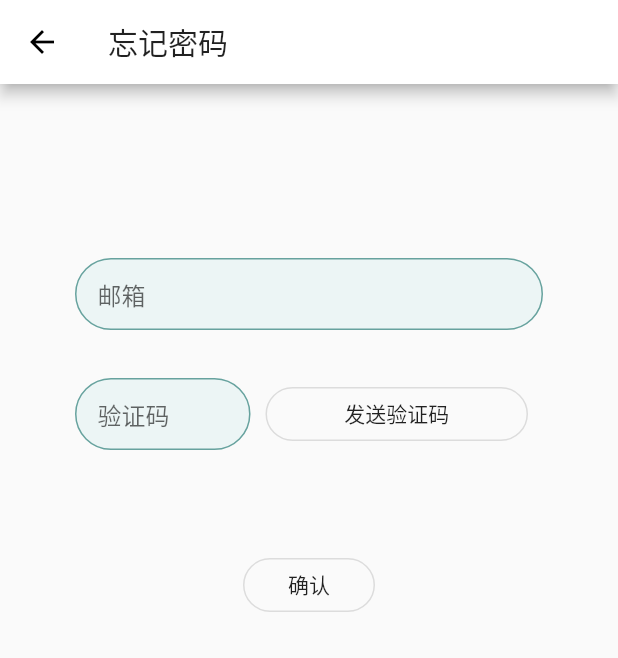
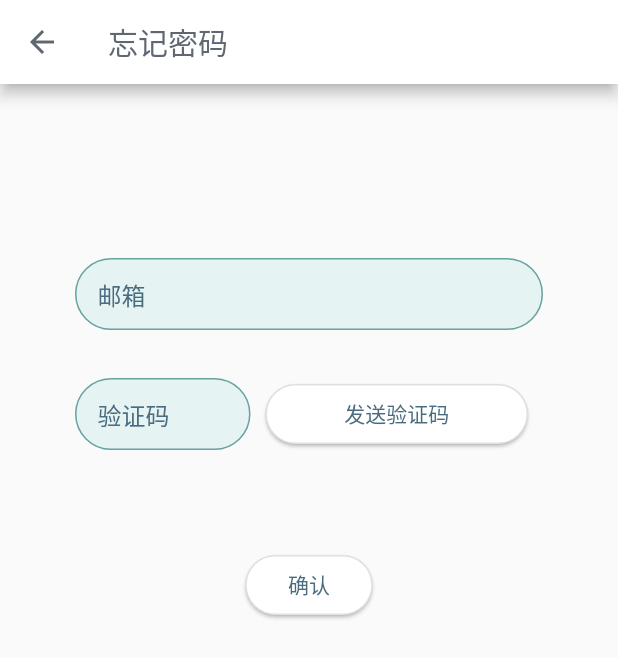
Before and after one commit to ReevooQuiz/Sofia, a Flutter app: the screen it shows after launch, after a tap on "登录", after a tap on "忘记密码？", on a phone screen of 412 x 824 dp. Shown: the top 658 px of the screen. Run offline on Flutter 3.47's test engine with Material 2 defaults, Android fonts, the phone set to English and light mode, and no system bars; our stand-ins replace font_awesome_flutter, image_picker, mvc_pattern; missing offline and left inert: simple_auth, simple_auth_flutter; accounts and stored records are empty.

Commit message:
feat: new color scheme

```diff
--- a/mobile/lib/main.dart
+++ b/mobile/lib/main.dart
@@ -21,28 +21,33 @@ class MyApp extends StatelessWidget {
       title: 'Sofia',
       theme: ThemeData(
           primarySwatch: colors,
+          iconTheme: IconThemeData(color: Color(0xFF5F6772)),
+          textTheme: TextTheme(
+              button: TextStyle(color: Color(0xFF5F6772)),
+              bodyText2: TextStyle(color: Color(0xFF5F6772))),
           colorScheme: ColorScheme.fromSwatch(
               primarySwatch: colors, accentColor: colors.shade600),
           visualDensity: VisualDensity.adaptivePlatformDensity,
+          hintColor: Color(0xFF4A6C80),
+          outlinedButtonTheme: OutlinedButtonThemeData(
+              style: OutlinedButton.styleFrom(
+                primary: Color(0xFF4A6C80),
+                shape: RoundedRectangleBorder(borderRadius: globalBorderRadius),
+                backgroundColor: Colors.white,
+                shadowColor: Colors.black,
+                minimumSize: Size(85,40),
+                elevation: 1.0
+              )),
           buttonTheme: ButtonThemeData(
               shape: RoundedRectangleBorder(borderRadius: globalBorderRadius)),
           inputDecorationTheme: InputDecorationTheme(
               filled: true,
-              contentPadding:
-                  const EdgeInsets.symmetric(vertical: 10.0, horizontal: 15.0),
-              fillColor: Color(0x2088D5D2),
-              focusedErrorBorder: OutlineInputBorder(
-                  borderSide: BorderSide(color: Colors.redAccent),
-                  borderRadius: globalBorderRadius),
-              errorBorder: OutlineInputBorder(
-                  borderSide: BorderSide(color: Colors.redAccent),
-                  borderRadius: globalBorderRadius),
-              enabledBorder: OutlineInputBorder(
-                  borderSide: BorderSide(color: Color(0xFF67A29E)),
-                  borderRadius: globalBorderRadius),
-              focusedBorder: OutlineInputBorder(
-                  borderSide: BorderSide(color: Color(0xFF88D5D1)),
-                  borderRadius: globalBorderRadius))),
+              contentPadding: const EdgeInsets.symmetric(vertical: 10.0, horizontal: 15.0),
+              fillColor: Color(0x3088D5D2),
+              focusedErrorBorder: OutlineInputBorder(borderSide: BorderSide(color: Colors.redAccent), borderRadius: globalBorderRadius),
+              errorBorder: OutlineInputBorder(borderSide: BorderSide(color: Colors.redAccent), borderRadius: globalBorderRadius),
+              enabledBorder: OutlineInputBorder(borderSide: BorderSide(color: Color(0xFF67A29E)), borderRadius: globalBorderRadius),
+              focusedBorder: OutlineInputBorder(borderSide: BorderSide(color: Color(0xFF88D5D1)), borderRadius: globalBorderRadius))),
       home: Login(),
     );
   }
--- a/mobile/lib/src/controller/account.dart
+++ b/mobile/lib/src/controller/account.dart
@@ -120,7 +120,7 @@ class AccountCon extends ControllerMVC {
         },
         child: Text('登录'),
       );
-  Widget get signIn => OutlineButton(
+  Widget get signIn => OutlinedButton(
         onPressed: () {
           _user = User("-1", "<<invalid>>");
           Navigator.push(stateMVC.context,
@@ -167,7 +167,7 @@ class AccountCon extends ControllerMVC {
       },
       child: Text('忘记密码？'));
 
-  Widget get codeVerifier => OutlineButton(
+  Widget get codeVerifier => OutlinedButton(
         onPressed: () {
           if (_forgetFormKey.currentState.validate()) {
             _changePassword();
@@ -249,7 +249,7 @@ class AccountCon extends ControllerMVC {
   Future<bool> verifyCode(String value) async =>
       value != null ? value == _code : false;
 
-  bool validateCode(String value) {;
+  bool validateCode(String value) {
     if (_codeSent) return value.trim().length != 0;
     return true;
   }
--- a/mobile/lib/src/view/account/verify_code_button.dart
+++ b/mobile/lib/src/view/account/verify_code_button.dart
@@ -24,9 +24,9 @@ class _EmailVaildater extends StateMVC<VerifyCodeButton> {
   @override
   Widget build(BuildContext context) {
     if (_sendState == false) {
-      return OutlineButton(onPressed: _startTimer, child: Text('发送验证码'));
+      return OutlinedButton(onPressed: _startTimer, child: Text('发送验证码'));
     } else {
-      return OutlineButton(
+      return OutlinedButton(
           onPressed: null, child: Text(_countDown.toString() + '秒后重新发送'));
     }
   }
--- a/mobile/lib/src/view/login.dart
+++ b/mobile/lib/src/view/login.dart
@@ -30,11 +30,11 @@ class LoginState extends StateMVC<Login> {
   Widget build(BuildContext context) {
     return Scaffold(
         appBar: AppBar(
-          title: Text(_title),
+          title: Text(_title,style: TextStyle(color: Color(0xFF5F6772)),),
           leading: _title == '登录'
               ? null
               : IconButton(
-                  icon: Icon(Icons.arrow_back),
+                  icon: Icon(Icons.arrow_back,color: Color(0xFF5F6772)),
                   onPressed: () => forgetPassword()),
           backgroundColor: Colors.white,
         ),
@@ -56,7 +56,7 @@ class LoginState extends StateMVC<Login> {
                         child: Text(
                           'Reevoo σοφία',
                           style: TextStyle(
-                              fontSize: 30, fontWeight: FontWeight.bold),
+                              fontSize: 30, fontWeight: FontWeight.bold,color: Color(0xFF5F6772)),
                         )),
                     Padding(
                         padding: const EdgeInsets.symmetric(
--- a/mobile/lib/src/view/signin.dart
+++ b/mobile/lib/src/view/signin.dart
@@ -23,9 +23,9 @@ class SignInState extends StateMVC<SignIn> {
   Widget build(BuildContext context) {
     return Scaffold(
         appBar: AppBar(
-          title: Text("注册"),
+          title: Text("注册",style: TextStyle(color: Color(0xFF5F6772)),),
           leading: IconButton(
-              icon: Icon(Icons.arrow_back_outlined),
+              icon: Icon(Icons.arrow_back_outlined,color: Color(0xFF5F6772)),
               onPressed: () => Navigator.pop(context)),
           backgroundColor: Colors.white,
         ),
```
